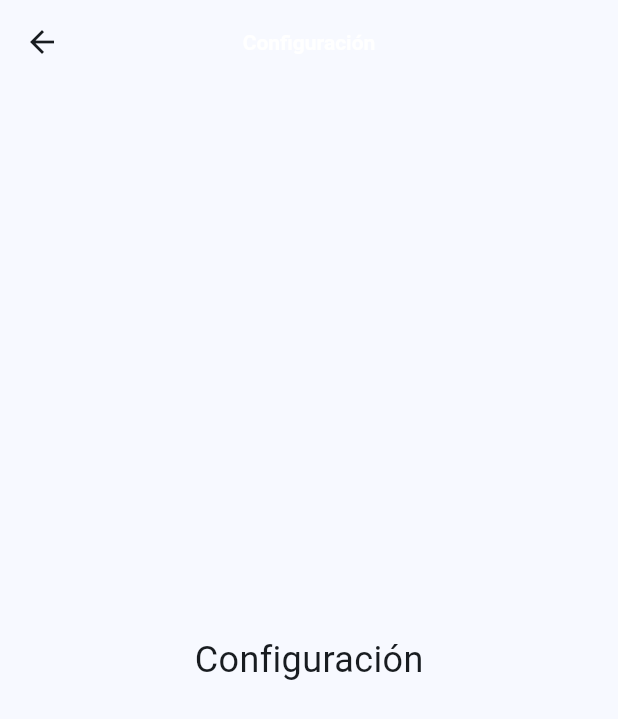
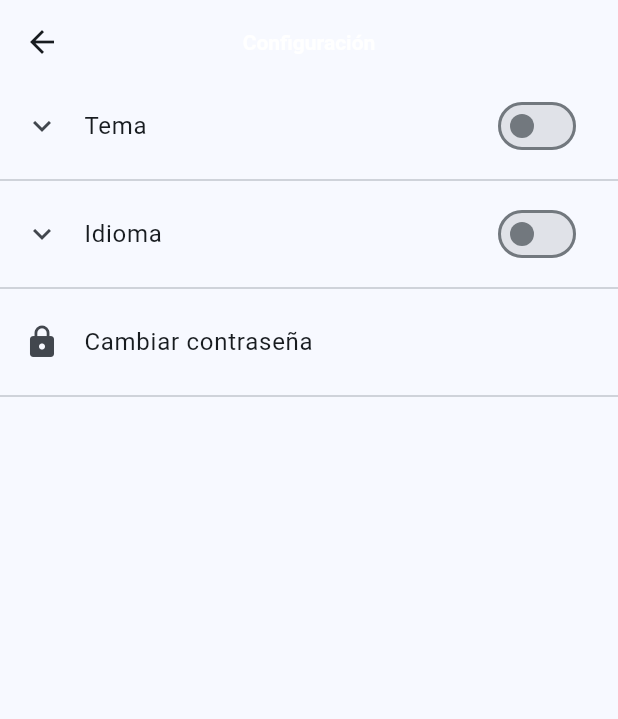
Before and after one commit to alejopp/notes, a Flutter app: the SettingPage screen opened directly, on a phone screen of 412 x 824 dp. Shown: the top 719 px of the screen. Run offline on Flutter 3.47's test engine with Material 3 defaults, Android fonts, the phone set to English and light mode, and no system bars; our stand-ins replace flutter_bloc, flutter_screenutil, shared_preferences, sqflite; accounts and stored records are empty.

Commit message:
Implement setting page.

```diff
--- a/lib/features/setting/presentation/pages/setting_page.dart
+++ b/lib/features/setting/presentation/pages/setting_page.dart
@@ -1,24 +1,158 @@
+import 'package:bext_notes/features/auth/bloc/auth_bloc.dart';
+import 'package:bext_notes/features/auth/bloc/auth_state.dart';
 import 'package:flutter/material.dart';
+import 'package:flutter_bloc/flutter_bloc.dart';
 
-class SettingPage extends StatelessWidget {
+class SettingPage extends StatefulWidget {
   const SettingPage({super.key});
 
   @override
+  State<SettingPage> createState() => _SettingPageState();
+}
+
+class _SettingPageState extends State<SettingPage> {
+  bool showToken = false;
+  bool themeExpanded = false;
+  bool languageExpanded = false;
+
+  bool themeSwitch = false;
+  bool languageSwitch = false;
+
+  @override
   Widget build(BuildContext context) {
+    final theme = Theme.of(context);
     return Scaffold(
-      appBar: _buildAppBar(),
-      body: Center(
-        child: Text('Configuración', style: TextStyle(fontSize: 24)),
+      appBar: AppBar(title: const Text('Configuración')),
+      body: ListView(
+        children: [
+          _buildExpandableSetting(
+            title: 'Tema',
+            expanded: themeExpanded,
+            onTap: () => setState(() => themeExpanded = !themeExpanded),
+            switchValue: themeSwitch,
+            onSwitchChanged: (val) => setState(() => themeSwitch = val),
+            children: themeSwitch
+                ? [
+                    RadioListTile(
+                      title: const Text('Claro'),
+                      value: ThemeMode.light,
+                      groupValue:
+                          Theme.of(context).brightness == Brightness.light
+                              ? ThemeMode.light
+                              : ThemeMode.dark,
+                      onChanged: (val) {
+                        // Lógica para cambiar tema
+                      },
+                    ),
+                    RadioListTile(
+                      title: const Text('Oscuro'),
+                      value: ThemeMode.dark,
+                      groupValue:
+                          Theme.of(context).brightness == Brightness.light
+                              ? ThemeMode.light
+                              : ThemeMode.dark,
+                      onChanged: (val) {
+                        // Lógica para cambiar tema
+                      },
+                    ),
+                  ]
+                : [],
+          ),
+          const Divider(),
+          _buildExpandableSetting(
+            title: 'Idioma',
+            expanded: languageExpanded,
+            onTap: () => setState(() => languageExpanded = !languageExpanded),
+            switchValue: languageSwitch,
+            onSwitchChanged: (val) => setState(() => languageSwitch = val),
+            children: languageSwitch
+                ? [
+                    ListTile(
+                      title: const Text('Español'),
+                      onTap: () {
+                        // Cambiar idioma a español
+                      },
+                    ),
+                    ListTile(
+                      title: const Text('Inglés'),
+                      onTap: () {
+                        // Cambiar idioma a inglés
+                      },
+                    ),
+                  ]
+                : [],
+          ),
+          const Divider(),
+          ListTile(
+            title: const Text('Cambiar contraseña'),
+            leading: const Icon(Icons.lock),
+            onTap: () {
+              // Ir a pantalla de cambiar contraseña
+            },
+          ),
+          const Divider(),
+          BlocBuilder<AuthBloc, AuthState>(
+            builder: (context, state) {
+              if (state is Authenticated) {
+                return Padding(
+                  padding: const EdgeInsets.all(16),
+                  child: Column(
+                    crossAxisAlignment: CrossAxisAlignment.start,
+                    children: [
+                      const Text('Token actual:',
+                          style: TextStyle(fontWeight: FontWeight.w600)),
+                      const SizedBox(height: 8),
+                      Row(
+                        children: [
+                          Expanded(
+                            child: SelectableText(
+                              showToken
+                                  ? state.user.token
+                                  : '••••••••••••••••••••••••',
+                              style: theme.textTheme.bodyLarge?.copyWith(
+                                fontFamily: 'Courier',
+                              ),
+                            ),
+                          ),
+                          IconButton(
+                            icon: Icon(showToken
+                                ? Icons.visibility_off
+                                : Icons.visibility),
+                            onPressed: () =>
+                                setState(() => showToken = !showToken),
+                          ),
+                        ],
+                      ),
+                    ],
+                  ),
+                );
+              }
+              return const SizedBox.shrink();
+            },
+          )
+        ],
       ),
     );
   }
 
-  _buildAppBar() {
-    return AppBar(
-      centerTitle: true,
-      title: Text(
-        'Configuración',
-      ),
+  Widget _buildExpandableSetting({
+    required String title,
+    required bool expanded,
+    required VoidCallback onTap,
+    required bool switchValue,
+    required ValueChanged<bool> onSwitchChanged,
+    required List<Widget> children,
+  }) {
+    return Column(
+      children: [
+        ListTile(
+          title: Text(title),
+          leading: Icon(expanded ? Icons.expand_less : Icons.expand_more),
+          trailing: Switch(value: switchValue, onChanged: onSwitchChanged),
+          onTap: onTap,
+        ),
+        if (expanded && switchValue) ...children,
+      ],
     );
   }
 }
```
